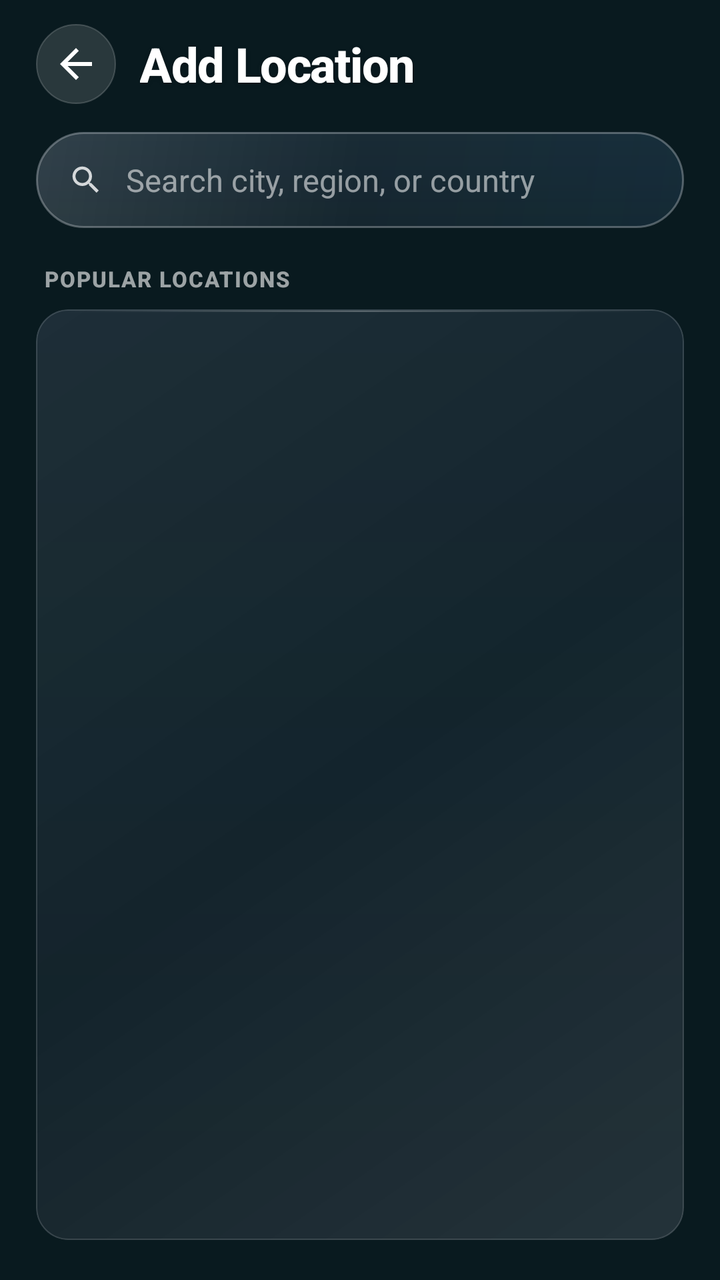
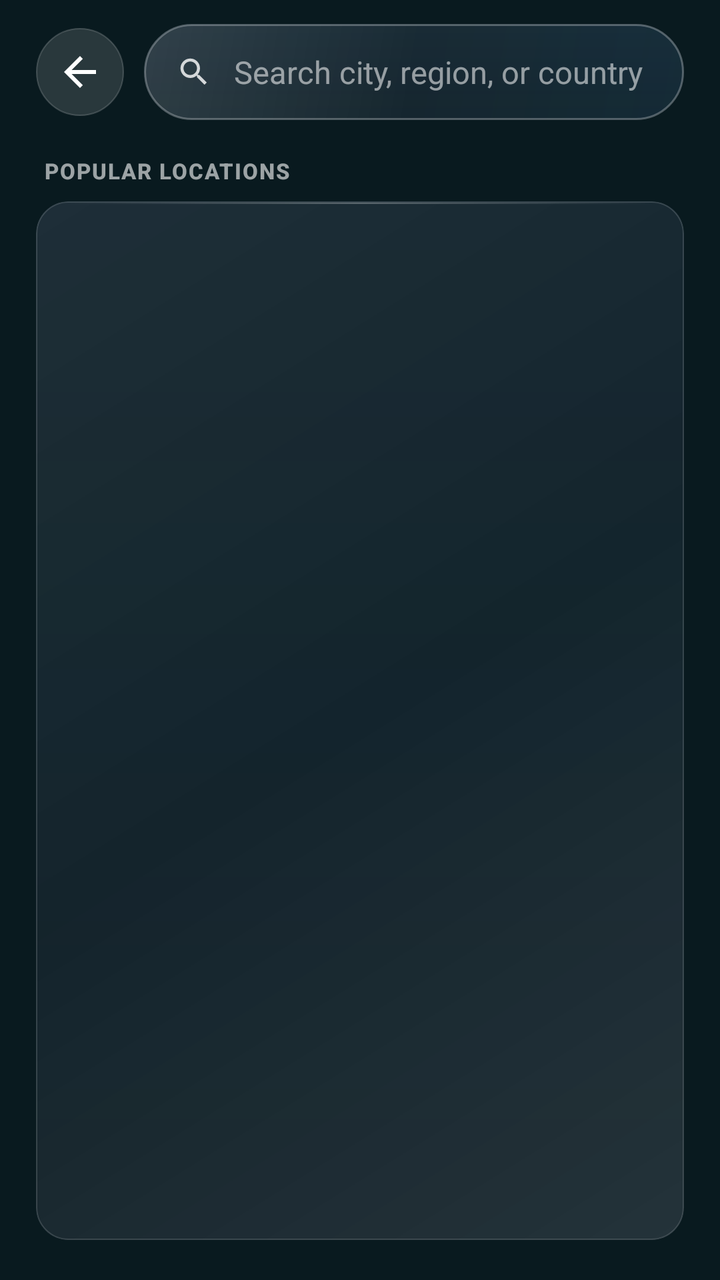

Two renders of the same Android screen: before a commit and after it. Below are the layout's source before the change and the commit's diff.
<!-- AndroidManifest.xml: application theme Theme.K3Weather -->
<!-- res/layout/layout_search.xml -->
<?xml version="1.0" encoding="utf-8"?>
<LinearLayout xmlns:android="http://schemas.android.com/apk/res/android"
    xmlns:app="http://schemas.android.com/apk/res-auto"
    android:layout_width="match_parent"
    android:layout_height="match_parent"
    android:background="@android:color/transparent"
    android:orientation="vertical"
    android:paddingHorizontal="18dp"
    android:paddingTop="12dp"
    android:paddingBottom="20dp">

    
    <LinearLayout
        android:layout_width="match_parent"
        android:layout_height="wrap_content"
        android:gravity="center_vertical"
        android:orientation="horizontal"
        android:paddingBottom="14dp">

        <ImageButton
            android:id="@+id/backButton"
            android:layout_width="40dp"
            android:layout_height="40dp"
            android:background="@drawable/bg_circle_translucent"
            android:padding="9dp"
            android:contentDescription="@string/close"
            android:src="@drawable/ic_back"
            app:tint="@android:color/white" />

        <TextView
            android:layout_width="wrap_content"
            android:layout_height="wrap_content"
            android:layout_marginStart="12dp"
            android:text="@string/search_cities_title"
            android:textColor="@android:color/white"
            android:textSize="24sp"
            android:textStyle="bold"
            android:letterSpacing="-0.02"
            android:shadowColor="#33000000"
            android:shadowDx="0"
            android:shadowDy="2"
            android:shadowRadius="6"
            android:fontFamily="sans-serif-medium" />
    </LinearLayout>

    
    <LinearLayout
        android:id="@+id/searchBarContainer"
        android:layout_width="match_parent"
        android:layout_height="48dp"
        android:background="@drawable/bg_search_input"
        android:gravity="center_vertical"
        android:orientation="horizontal"
        android:paddingHorizontal="16dp">

        <ImageView
            android:layout_width="18dp"
            android:layout_height="18dp"
            android:layout_marginEnd="11dp"
            android:contentDescription="@null"
            android:src="@drawable/ic_search"
            app:tint="#CCFFFFFF" />

        <EditText
            android:id="@+id/searchInput"
            android:layout_width="0dp"
            android:layout_height="match_parent"
            android:layout_weight="1"
            android:background="@null"
            android:hint="@string/search_hint"
            android:imeOptions="actionSearch"
            android:inputType="textCapWords"
            android:singleLine="true"
            android:textColor="@android:color/white"
            android:textColorHint="#8CFFFFFF"
            android:textSize="15.5sp"
            android:fontFamily="sans-serif" />

        
        <ProgressBar
            android:id="@+id/searchProgress"
            android:layout_width="18dp"
            android:layout_height="18dp"
            android:layout_marginEnd="6dp"
            android:indeterminateTint="@android:color/white"
            android:visibility="gone" />

        <ImageButton
            android:id="@+id/clearButton"
            android:layout_width="28dp"
            android:layout_height="28dp"
            android:background="@drawable/bg_circle_translucent"
            android:padding="6dp"
            android:contentDescription="Clear search"
            android:src="@drawable/ic_close"
            android:visibility="gone"
            app:tint="@android:color/white" />
    </LinearLayout>

    
    <TextView
        android:id="@+id/tvResultsHeader"
        android:layout_width="wrap_content"
        android:layout_height="wrap_content"
        android:layout_marginTop="18dp"
        android:layout_marginBottom="8dp"
        android:layout_marginStart="4dp"
        android:text="@string/popular_locations_header"
        android:textColor="#99FFFFFF"
        android:textSize="11sp"
        android:textStyle="bold"
        android:letterSpacing="0.06"
        android:fontFamily="sans-serif-medium" />

    
    <FrameLayout
        android:layout_width="match_parent"
        android:layout_height="0dp"
        android:layout_weight="1"
        android:background="@drawable/bg_card_translucent"
        android:clipToOutline="true">

        <TextView
            android:id="@+id/emptyState"
            android:layout_width="match_parent"
            android:layout_height="wrap_content"
            android:layout_gravity="center"
            android:gravity="center"
            android:lineSpacingExtra="4dp"
            android:padding="28dp"
            android:text="@string/no_results"
            android:textColor="#B8FFFFFF"
            android:textSize="15sp"
            android:letterSpacing="0.01"
            android:visibility="gone" />

        <androidx.recyclerview.widget.RecyclerView
            android:id="@+id/searchResults"
            android:layout_width="match_parent"
            android:layout_height="match_parent"
            android:clipToPadding="false"
            android:overScrollMode="never"
            android:paddingVertical="4dp"
            app:layoutManager="androidx.recyclerview.widget.LinearLayoutManager" />
    </FrameLayout>

</LinearLayout>
<!-- resources referenced by this layout -->
<resources>
  <!-- drawable bg_circle_translucent (drawable) -->
  <?xml version="1.0" encoding="utf-8"?>
  <shape xmlns:android="http://schemas.android.com/apk/res/android" android:shape="oval">
      <solid android:color="#21FFFFFF" />
      <stroke
          android:width="0.8dp"
          android:color="#2EFFFFFF" />
  </shape>
  <!-- drawable bg_search_input (drawable) -->
  <?xml version="1.0" encoding="utf-8"?>
  <layer-list xmlns:android="http://schemas.android.com/apk/res/android">
      
      <item>
          <shape android:shape="rectangle">
              <gradient
                  android:angle="270"
                  android:startColor="#4D1A324C"
                  android:endColor="#40102236"
                  android:type="linear" />
              <corners android:radius="999dp" />
          </shape>
      </item>
      
      <item>
          <shape android:shape="rectangle">
              <gradient
                  android:angle="315"
                  android:startColor="#24FFFFFF"
                  android:centerColor="#0AFFFFFF"
                  android:endColor="#127DD3FC"
                  android:type="linear" />
              <stroke
                  android:width="0.9dp"
                  android:color="#47FFFFFF" />
              <corners android:radius="999dp" />
          </shape>
      </item>
  </layer-list>
  <!-- drawable ic_back (drawable) -->
  <vector xmlns:android="http://schemas.android.com/apk/res/android"
      android:width="24dp"
      android:height="24dp"
      android:viewportWidth="24"
      android:viewportHeight="24">
      <path
          android:fillColor="#FFFFFF"
          android:pathData="M20,11H7.83l5.59,-5.59L12,4l-8,8 8,8 1.41,-1.41L7.83,13H20v-2z"/>
  </vector>
  <!-- drawable ic_close (drawable) -->
  <vector xmlns:android="http://schemas.android.com/apk/res/android"
      android:width="24dp"
      android:height="24dp"
      android:viewportWidth="24"
      android:viewportHeight="24">
      <path
          android:fillColor="#FFFFFF"
          android:pathData="M19,6.41L17.59,5 12,10.59 6.41,5 5,6.41 10.59,12 5,17.59 6.41,19 12,13.41 17.59,19 19,17.59 13.41,12z"/>
  </vector>
  <!-- drawable ic_search (drawable) -->
  <vector xmlns:android="http://schemas.android.com/apk/res/android"
      android:width="24dp"
      android:height="24dp"
      android:viewportWidth="24"
      android:viewportHeight="24">
      <path
          android:fillColor="#FFFFFF"
          android:pathData="M15.5,14h-0.79l-0.28,-0.27C15.41,12.59 16,11.11 16,9.5 16,5.91 13.09,3 9.5,3S3,5.91 3,9.5 5.91,16 9.5,16c1.61,0 3.09,-0.59 4.23,-1.57l0.27,0.28v0.79l5,4.99L20.49,19l-4.99,-5zM9.5,14C7.01,14 5,11.99 5,9.5S7.01,5 9.5,5 14,7.01 14,9.5 11.99,14 9.5,14z"/>
  </vector>
  <string name="close">Close</string>
  <string name="no_results">No matching locations found</string>
  <string name="popular_locations_header">POPULAR LOCATIONS</string>
  <string name="search_cities_title">Add Location</string>
  <string name="search_hint">Search city, region, or country</string>
  <style name="Theme.K3Weather" parent="Theme.MaterialComponents.DayNight.NoActionBar">
          <item name="colorPrimary">@color/primary_teal</item>
          <item name="colorPrimaryVariant">@color/primary_dark_teal</item>
          <item name="colorSecondary">@color/accent_cyan</item>
          <item name="android:statusBarColor">@android:color/transparent</item>
          <item name="android:navigationBarColor">@android:color/transparent</item>
          <item name="android:windowBackground">@color/primary_dark_teal</item>
          <item name="android:windowLightStatusBar">false</item>
          <item name="android:windowDrawsSystemBarBackgrounds">true</item>
      </style>
  <color name="primary_teal">#0F2C33</color>
  <color name="primary_dark_teal">#091A1F</color>
  <color name="accent_cyan">#00E5FF</color>
  <!-- unchanged entries left out for length: 1 -->
</resources>

<!-- the commit's change to res/layout/layout_search.xml (unified diff, before → after) -->
@@ -14,87 +14,73 @@
         android:layout_width="match_parent"
         android:layout_height="wrap_content"
         android:gravity="center_vertical"
-        android:orientation="horizontal"
-        android:paddingBottom="14dp">
+        android:orientation="horizontal">
 
         <ImageButton
             android:id="@+id/backButton"
-            android:layout_width="40dp"
-            android:layout_height="40dp"
+            android:layout_width="44dp"
+            android:layout_height="44dp"
+            android:layout_marginEnd="10dp"
             android:background="@drawable/bg_circle_translucent"
-            android:padding="9dp"
+            android:padding="10dp"
             android:contentDescription="@string/close"
             android:src="@drawable/ic_back"
             app:tint="@android:color/white" />
 
-        <TextView
-            android:layout_width="wrap_content"
-            android:layout_height="wrap_content"
-            android:layout_marginStart="12dp"
-            android:text="@string/search_cities_title"
-            android:textColor="@android:color/white"
-            android:textSize="24sp"
-            android:textStyle="bold"
-            android:letterSpacing="-0.02"
-            android:shadowColor="#33000000"
-            android:shadowDx="0"
-            android:shadowDy="2"
-            android:shadowRadius="6"
-            android:fontFamily="sans-serif-medium" />
-    </LinearLayout>
+        
+        <LinearLayout
+            android:id="@+id/searchBarContainer"
+            android:layout_width="0dp"
+            android:layout_weight="1"
+            android:layout_height="48dp"
+            android:background="@drawable/bg_search_input"
+            android:gravity="center_vertical"
+            android:orientation="horizontal"
+            android:paddingHorizontal="16dp">
 
-    
-    <LinearLayout
-        android:id="@+id/searchBarContainer"
-        android:layout_width="match_parent"
-        android:layout_height="48dp"
-        android:background="@drawable/bg_search_input"
-        android:gravity="center_vertical"
-        android:orientation="horizontal"
-        android:paddingHorizontal="16dp">
+            <ImageView
+                android:layout_width="18dp"
+                android:layout_height="18dp"
+                android:layout_marginEnd="11dp"
+                android:contentDescription="@null"
+                android:src="@drawable/ic_search"
+                app:tint="#CCFFFFFF" />
 
-        <ImageView
-            android:layout_width="18dp"
-            android:layout_height="18dp"
-            android:layout_marginEnd="11dp"
-            android:contentDescription="@null"
-            android:src="@drawable/ic_search"
-            app:tint="#CCFFFFFF" />
+            <EditText
+                android:id="@+id/searchInput"
+                android:layout_width="0dp"
+                android:layout_height="match_parent"
+                android:layout_weight="1"
+                android:background="@null"
+                android:hint="@string/search_hint"
+                android:imeOptions="actionSearch"
+                android:inputType="textCapWords"
+                android:singleLine="true"
+                android:textColor="@android:color/white"
+                android:textColorHint="#8CFFFFFF"
+                android:textSize="15.5sp"
+                android:fontFamily="sans-serif" />
 
-        <EditText
-            android:id="@+id/searchInput"
-            android:layout_width="0dp"
-            android:layout_height="match_parent"
-            android:layout_weight="1"
-            android:background="@null"
-            android:hint="@string/search_hint"
-            android:imeOptions="actionSearch"
-            android:inputType="textCapWords"
-            android:singleLine="true"
-            android:textColor="@android:color/white"
-            android:textColorHint="#8CFFFFFF"
-            android:textSize="15.5sp"
-            android:fontFamily="sans-serif" />
+            
+            <ProgressBar
+                android:id="@+id/searchProgress"
+                android:layout_width="18dp"
+                android:layout_height="18dp"
+                android:layout_marginEnd="6dp"
+                android:indeterminateTint="@android:color/white"
+                android:visibility="gone" />
 
-        
-        <ProgressBar
-            android:id="@+id/searchProgress"
-            android:layout_width="18dp"
-            android:layout_height="18dp"
-            android:layout_marginEnd="6dp"
-            android:indeterminateTint="@android:color/white"
-            android:visibility="gone" />
-
-        <ImageButton
-            android:id="@+id/clearButton"
-            android:layout_width="28dp"
-            android:layout_height="28dp"
-            android:background="@drawable/bg_circle_translucent"
-            android:padding="6dp"
-            android:contentDescription="Clear search"
-            android:src="@drawable/ic_close"
-            android:visibility="gone"
-            app:tint="@android:color/white" />
+            <ImageButton
+                android:id="@+id/clearButton"
+                android:layout_width="28dp"
+                android:layout_height="28dp"
+                android:background="@drawable/bg_circle_translucent"
+                android:padding="6dp"
+                android:contentDescription="Clear search"
+                android:src="@drawable/ic_close"
+                android:visibility="gone"
+                app:tint="@android:color/white" />
+        </LinearLayout>
     </LinearLayout>
 
     
<!-- resource entries referenced after the edit -->
@@ -71,7 +71,6 @@
   <string name="close">Close</string>
   <string name="no_results">No matching locations found</string>
   <string name="popular_locations_header">POPULAR LOCATIONS</string>
-  <string name="search_cities_title">Add Location</string>
   <string name="search_hint">Search city, region, or country</string>
   <style name="Theme.K3Weather" parent="Theme.MaterialComponents.DayNight.NoActionBar">
           <item name="colorPrimary">@color/primary_teal</item>
